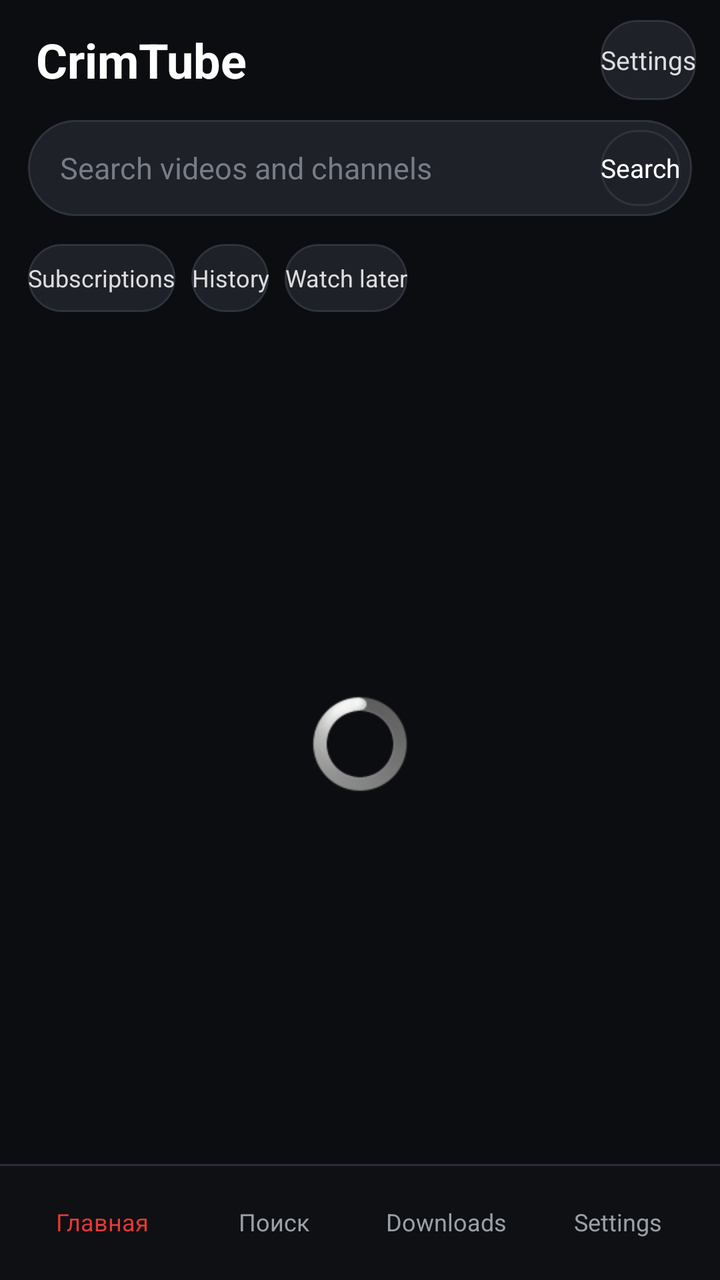
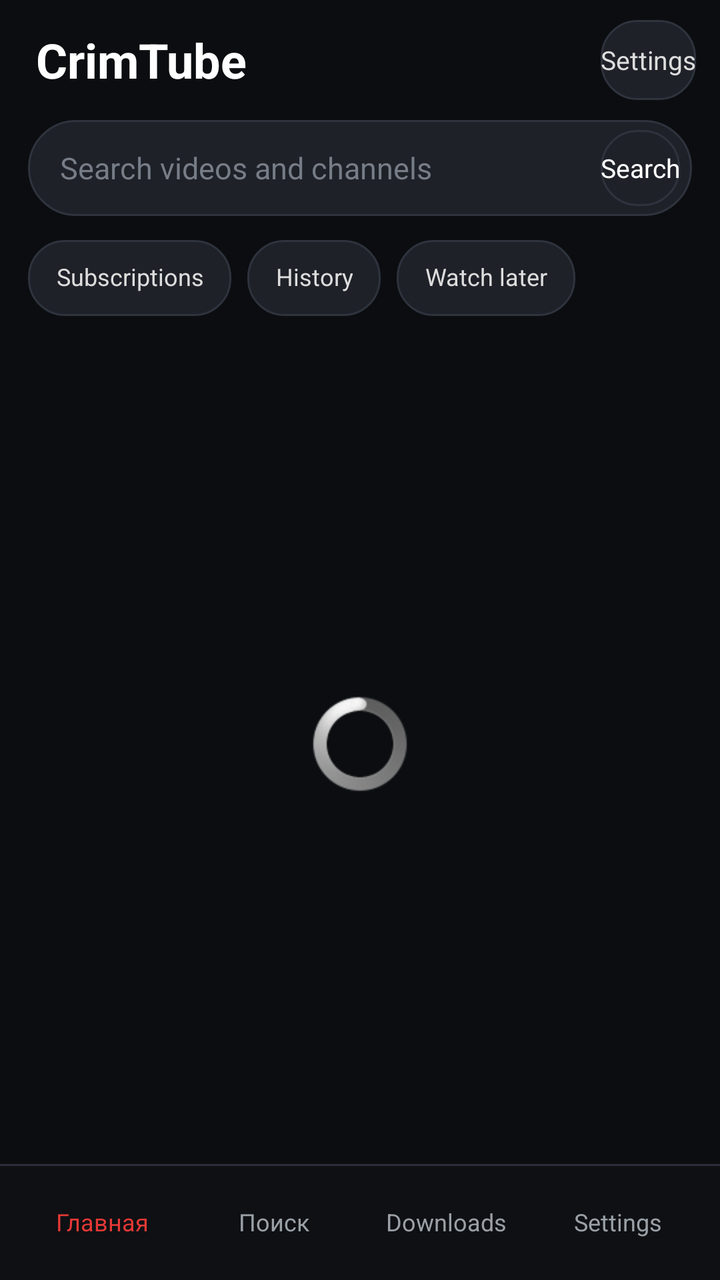

Before-and-after screenshots of an Android layout around one commit, followed by the original layout XML and the change that was made.
<!-- AndroidManifest.xml: activity theme ModernTheme -->
<!-- res/layout/activity_modern_main.xml -->
<?xml version="1.0" encoding="utf-8"?>
<LinearLayout xmlns:android="http://schemas.android.com/apk/res/android"
    android:layout_width="match_parent"
    android:layout_height="match_parent"
    android:orientation="vertical"
    android:background="#0B0D10">

    <LinearLayout
        android:layout_width="match_parent"
        android:layout_height="60dp"
        android:orientation="horizontal"
        android:gravity="center_vertical"
        android:paddingLeft="18dp"
        android:paddingRight="12dp">

        <TextView
            android:layout_width="wrap_content"
            android:layout_height="wrap_content"
            android:text="@string/app_name"
            android:textColor="#FFFFFF"
            android:textSize="24sp"
            android:textStyle="bold" />

        <Space
            android:layout_width="0dp"
            android:layout_height="1dp"
            android:layout_weight="1" />

        <Button
            android:id="@+id/modern_settings"
            android:layout_width="wrap_content"
            android:layout_height="40dp"
            android:text="@string/settings"
            android:textColor="#DDDDDD"
            android:textSize="13sp"
            android:textAllCaps="false"
            android:background="@drawable/modern_chip_bg" />
    </LinearLayout>

    <LinearLayout
        android:layout_width="match_parent"
        android:layout_height="48dp"
        android:layout_marginLeft="14dp"
        android:layout_marginRight="14dp"
        android:orientation="horizontal"
        android:gravity="center_vertical"
        android:background="@drawable/modern_search_bg"
        android:paddingLeft="16dp"
        android:paddingRight="6dp">

        <EditText
            android:id="@+id/modern_search"
            android:layout_width="0dp"
            android:layout_height="match_parent"
            android:layout_weight="1"
            android:hint="@string/modern_search_hint"
            android:textColor="#FFFFFF"
            android:textColorHint="#777D87"
            android:textSize="15sp"
            android:background="@android:color/transparent"
            android:singleLine="true"
            android:inputType="text" />

        <Button
            android:id="@+id/modern_search_go"
            android:layout_width="wrap_content"
            android:layout_height="38dp"
            android:text="@string/tv_search"
            android:textColor="#FFFFFF"
            android:textSize="13sp"
            android:textAllCaps="false"
            android:background="@drawable/modern_chip_bg" />
    </LinearLayout>

    <HorizontalScrollView
        android:layout_width="match_parent"
        android:layout_height="46dp"
        android:layout_marginTop="8dp"
        android:paddingLeft="14dp"
        android:paddingRight="14dp"
        android:scrollbars="none">

        <LinearLayout
            android:layout_width="wrap_content"
            android:layout_height="match_parent"
            android:orientation="horizontal"
            android:gravity="center_vertical">

            <Button
                android:id="@+id/modern_subscriptions"
                android:layout_width="wrap_content"
                android:layout_height="34dp"
                android:text="@string/subscriptions"
                android:textColor="#DDDDDD"
                android:textSize="12sp"
                android:textAllCaps="false"
                android:background="@drawable/modern_chip_bg" />

            <Button
                android:id="@+id/modern_history"
                android:layout_width="wrap_content"
                android:layout_height="34dp"
                android:layout_marginLeft="8dp"
                android:text="@string/history"
                android:textColor="#DDDDDD"
                android:textSize="12sp"
                android:textAllCaps="false"
                android:background="@drawable/modern_chip_bg" />

            <Button
                android:id="@+id/modern_later"
                android:layout_width="wrap_content"
                android:layout_height="34dp"
                android:layout_marginLeft="8dp"
                android:text="@string/watch_later"
                android:textColor="#DDDDDD"
                android:textSize="12sp"
                android:textAllCaps="false"
                android:background="@drawable/modern_chip_bg" />
        </LinearLayout>
    </HorizontalScrollView>

    <FrameLayout
        android:layout_width="match_parent"
        android:layout_height="0dp"
        android:layout_weight="1">

        <GridView
            android:id="@+id/modern_grid"
            android:layout_width="match_parent"
            android:layout_height="match_parent"
            android:numColumns="2"
            android:horizontalSpacing="12dp"
            android:verticalSpacing="12dp"
            android:padding="14dp"
            android:clipToPadding="false"
            android:stretchMode="columnWidth"
            android:listSelector="@android:color/transparent" />

        <ProgressBar
            android:id="@+id/modern_loading"
            android:layout_width="wrap_content"
            android:layout_height="wrap_content"
            android:layout_gravity="center" />

        <TextView
            android:id="@+id/modern_empty"
            android:layout_width="wrap_content"
            android:layout_height="wrap_content"
            android:layout_gravity="center"
            android:textColor="#9AA0A6"
            android:textSize="15sp"
            android:visibility="gone" />
    </FrameLayout>

    <LinearLayout
        android:layout_width="match_parent"
        android:layout_height="58dp"
        android:orientation="horizontal"
        android:background="@drawable/modern_nav_bg"
        android:paddingLeft="8dp"
        android:paddingRight="8dp">

        <TextView
            android:id="@+id/modern_nav_home"
            android:layout_width="0dp"
            android:layout_height="match_parent"
            android:layout_weight="1"
            android:gravity="center"
            android:text="Главная"
            android:textColor="#E53935"
            android:textSize="12sp"
            android:focusable="true"
            android:clickable="true" />

        <TextView
            android:id="@+id/modern_nav_search"
            android:layout_width="0dp"
            android:layout_height="match_parent"
            android:layout_weight="1"
            android:gravity="center"
            android:text="Поиск"
            android:textColor="#9AA0A6"
            android:textSize="12sp"
            android:focusable="true"
            android:clickable="true" />

        <TextView
            android:id="@+id/modern_nav_downloads"
            android:layout_width="0dp"
            android:layout_height="match_parent"
            android:layout_weight="1"
            android:gravity="center"
            android:text="@string/downloads"
            android:textColor="#9AA0A6"
            android:textSize="12sp"
            android:focusable="true"
            android:clickable="true" />

        <TextView
            android:id="@+id/modern_nav_settings"
            android:layout_width="0dp"
            android:layout_height="match_parent"
            android:layout_weight="1"
            android:gravity="center"
            android:text="@string/settings"
            android:textColor="#9AA0A6"
            android:textSize="12sp"
            android:focusable="true"
            android:clickable="true" />
    </LinearLayout>
</LinearLayout>
<!-- resources referenced by this layout -->
<resources>
  <!-- drawable modern_chip_bg (drawable) -->
  <?xml version="1.0" encoding="utf-8"?>
  <selector xmlns:android="http://schemas.android.com/apk/res/android">
      <item android:state_focused="true">
          <shape>
              <solid android:color="#E53935" />
              <corners android:radius="18dp" />
          </shape>
      </item>
      <item>
          <shape>
              <solid android:color="#1E2128" />
              <stroke android:width="1dp" android:color="#2E333D" />
              <corners android:radius="18dp" />
          </shape>
      </item>
  </selector>
  <!-- drawable modern_nav_bg (drawable) -->
  <?xml version="1.0" encoding="utf-8"?>
  <layer-list xmlns:android="http://schemas.android.com/apk/res/android">
      <item>
          <shape>
              <solid android:color="#0E1014" />
          </shape>
      </item>
      <item android:gravity="top">
          <shape>
              <solid android:color="#2A2E38" />
              <size android:height="1dp" />
          </shape>
      </item>
  </layer-list>
  <!-- drawable modern_search_bg (drawable) -->
  <?xml version="1.0" encoding="utf-8"?>
  <shape xmlns:android="http://schemas.android.com/apk/res/android">
      <solid android:color="#1E2128" />
      <stroke android:width="1dp" android:color="#2E333D" />
      <corners android:radius="24dp" />
  </shape>
  <string name="app_name" translatable="false">CrimTube</string>
  <string name="downloads">Downloads</string>
  <string name="history">History</string>
  <string name="modern_search_hint">Search videos and channels</string>
  <string name="settings">Settings</string>
  <string name="subscriptions">Subscriptions</string>
  <string name="tv_search">Search</string>
  <string name="watch_later">Watch later</string>
  <style name="ModernTheme" parent="@android:style/Theme.Black.NoTitleBar">
          <item name="android:windowBackground">@color/background</item>
          <item name="android:colorAccent">#E53935</item>
      </style>
  <color name="background">#000</color>
</resources>

<!-- the commit's change to res/layout/activity_modern_main.xml (unified diff, before → after) -->
@@ -86,36 +86,48 @@
             android:orientation="horizontal"
             android:gravity="center_vertical">
 
-            <Button
+            <TextView
                 android:id="@+id/modern_subscriptions"
                 android:layout_width="wrap_content"
-                android:layout_height="34dp"
+                android:layout_height="38dp"
+                android:paddingLeft="14dp"
+                android:paddingRight="14dp"
+                android:gravity="center"
+                android:singleLine="true"
+                android:includeFontPadding="false"
                 android:text="@string/subscriptions"
                 android:textColor="#DDDDDD"
                 android:textSize="12sp"
-                android:textAllCaps="false"
                 android:background="@drawable/modern_chip_bg" />
 
-            <Button
+            <TextView
                 android:id="@+id/modern_history"
                 android:layout_width="wrap_content"
-                android:layout_height="34dp"
+                android:layout_height="38dp"
                 android:layout_marginLeft="8dp"
+                android:paddingLeft="14dp"
+                android:paddingRight="14dp"
+                android:gravity="center"
+                android:singleLine="true"
+                android:includeFontPadding="false"
                 android:text="@string/history"
                 android:textColor="#DDDDDD"
                 android:textSize="12sp"
-                android:textAllCaps="false"
                 android:background="@drawable/modern_chip_bg" />
 
-            <Button
+            <TextView
                 android:id="@+id/modern_later"
                 android:layout_width="wrap_content"
-                android:layout_height="34dp"
+                android:layout_height="38dp"
                 android:layout_marginLeft="8dp"
+                android:paddingLeft="14dp"
+                android:paddingRight="14dp"
+                android:gravity="center"
+                android:singleLine="true"
+                android:includeFontPadding="false"
                 android:text="@string/watch_later"
                 android:textColor="#DDDDDD"
                 android:textSize="12sp"
-                android:textAllCaps="false"
                 android:background="@drawable/modern_chip_bg" />
         </LinearLayout>
     </HorizontalScrollView>
